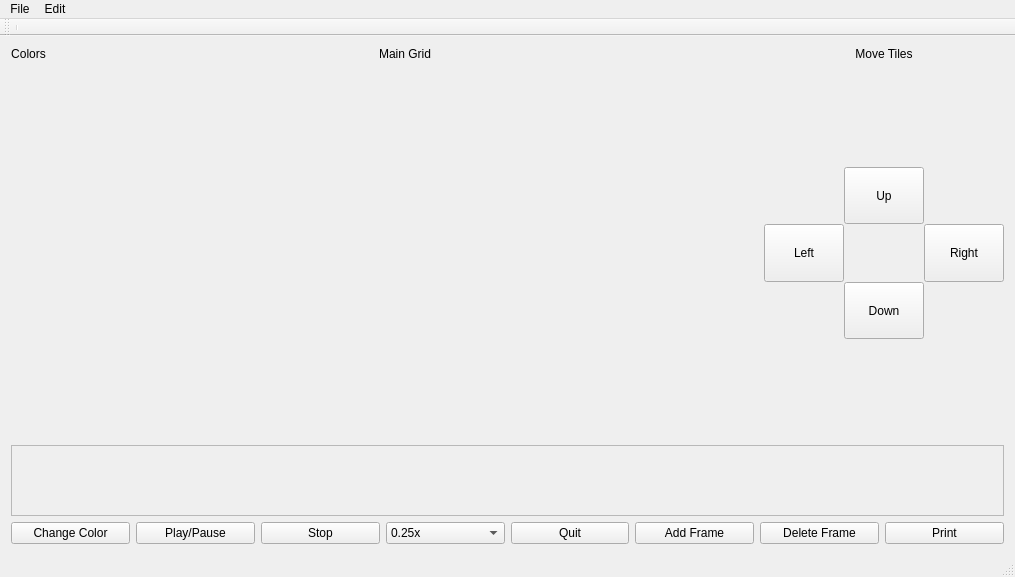
Before: the Qt Designer form Goofy-Lights-Editor/mainwindow.ui in UI-CS383-Team-1/Goofy-Lights-Editor, drawn with Qt 5.
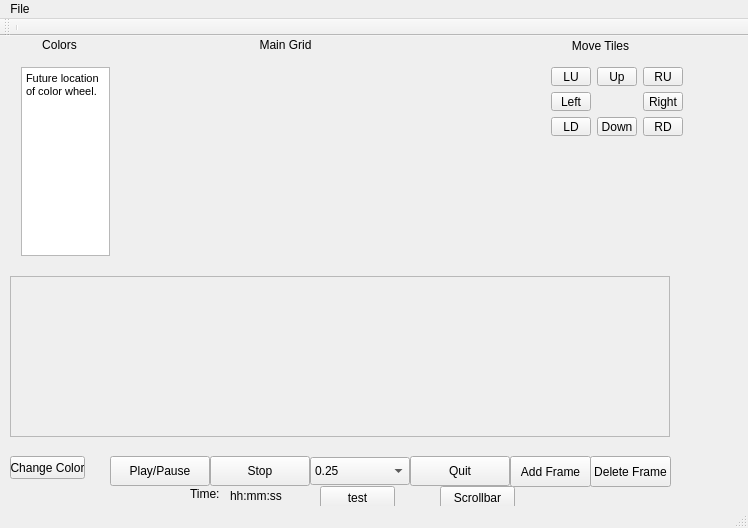
After: the same form once the commit is applied.

Patch:
```diff
--- a/Goofy-Lights-Editor/mainwindow.ui
+++ b/Goofy-Lights-Editor/mainwindow.ui
@@ -6,65 +6,52 @@
    <rect>
     <x>0</x>
     <y>0</y>
-    <width>1015</width>
-    <height>577</height>
+    <width>748</width>
+    <height>528</height>
    </rect>
   </property>
   <property name="windowTitle">
    <string>MainWindow</string>
   </property>
   <widget class="QWidget" name="centralWidget">
-   <property name="layoutDirection">
-    <enum>Qt::LeftToRight</enum>
-   </property>
-   <layout class="QGridLayout" name="gridLayout">
-    <item row="1" column="1">
-     <widget class="QWidget" name="GridWidget" native="true">
-      <property name="sizePolicy">
-       <sizepolicy hsizetype="Expanding" vsizetype="Expanding">
-        <horstretch>0</horstretch>
-        <verstretch>0</verstretch>
-       </sizepolicy>
-      </property>
-     </widget>
-    </item>
-    <item row="3" column="0" colspan="3">
-     <layout class="QHBoxLayout" name="Buttons">
-      <item>
-       <widget class="QPushButton" name="ColorChangeButton">
-        <property name="text">
-         <string>Change Color</string>
-        </property>
-       </widget>
-      </item>
-      <item>
        <widget class="QPushButton" name="PlayButton">
-        <property name="toolTip">
-         <string>&lt;html&gt;&lt;head/&gt;&lt;body&gt;&lt;p&gt;&lt;span style=&quot; font-weight:600;&quot;&gt;Start &lt;/span&gt;or &lt;span style=&quot; font-weight:600;&quot;&gt;Pause&lt;/span&gt; the animation playback&lt;/p&gt;&lt;/body&gt;&lt;/html&gt;</string>
+    <property name="geometry">
+     <rect>
+      <x>110</x>
+      <y>420</y>
+      <width>100</width>
+      <height>30</height>
+     </rect>
         </property>
         <property name="text">
          <string>Play/Pause</string>
         </property>
        </widget>
-      </item>
-      <item>
        <widget class="QPushButton" name="StopButton">
-        <property name="toolTip">
-         <string>&lt;html&gt;&lt;head/&gt;&lt;body&gt;&lt;p&gt;&lt;span style=&quot; font-weight:600;&quot;&gt;Stop&lt;/span&gt; the animation playback&lt;/p&gt;&lt;/body&gt;&lt;/html&gt;</string>
+    <property name="geometry">
+     <rect>
+      <x>210</x>
+      <y>420</y>
+      <width>100</width>
+      <height>30</height>
+     </rect>
         </property>
         <property name="text">
          <string>Stop</string>
         </property>
        </widget>
-      </item>
-      <item>
        <widget class="QComboBox" name="SpeedDropdown">
-        <property name="toolTip">
-         <string>&lt;html&gt;&lt;head/&gt;&lt;body&gt;&lt;p&gt;Change the speed of the animation playback&lt;/p&gt;&lt;/body&gt;&lt;/html&gt;</string>
+    <property name="geometry">
+     <rect>
+      <x>310</x>
+      <y>421</y>
+      <width>100</width>
+      <height>28</height>
+     </rect>
         </property>
         <item>
          <property name="text">
-          <string>0.25x</string>
+      <string>0.25</string>
          </property>
         </item>
         <item>
@@ -98,19 +85,99 @@
          </property>
         </item>
        </widget>
-      </item>
-      <item>
-       <widget class="QPushButton" name="QuitButton">
-        <property name="toolTip">
-         <string>&lt;html&gt;&lt;head/&gt;&lt;body&gt;&lt;p&gt;Quit the Goofy-Lights-Editor (without saving)&lt;/p&gt;&lt;/body&gt;&lt;/html&gt;</string>
+   <widget class="QLabel" name="label_3">
+    <property name="geometry">
+     <rect>
+      <x>240</x>
+      <y>0</y>
+      <width>91</width>
+      <height>17</height>
+     </rect>
+    </property>
+    <property name="text">
+     <string>Main Grid</string>
+    </property>
+    <property name="alignment">
+     <set>Qt::AlignCenter</set>
+    </property>
+   </widget>
+   <widget class="QWidget" name="gridLayoutWidget_7">
+    <property name="geometry">
+     <rect>
+      <x>10</x>
+      <y>20</y>
+      <width>111</width>
+      <height>211</height>
+     </rect>
+    </property>
+    <layout class="QGridLayout" name="gridLayout_7">
+     <item row="0" column="0">
+      <widget class="QTextBrowser" name="textBrowser">
+       <property name="html">
+        <string>&lt;!DOCTYPE HTML PUBLIC &quot;-//W3C//DTD HTML 4.0//EN&quot; &quot;http://www.w3.org/TR/REC-html40/strict.dtd&quot;&gt;
+&lt;html&gt;&lt;head&gt;&lt;meta name=&quot;qrichtext&quot; content=&quot;1&quot; /&gt;&lt;style type=&quot;text/css&quot;&gt;
+p, li { white-space: pre-wrap; }
+&lt;/style&gt;&lt;/head&gt;&lt;body style=&quot; font-family:'.SF NS Text'; font-size:13pt; font-weight:400; font-style:normal;&quot;&gt;
+&lt;p style=&quot; margin-top:0px; margin-bottom:0px; margin-left:0px; margin-right:0px; -qt-block-indent:0; text-indent:0px;&quot;&gt;&lt;span style=&quot; font-family:'MS Shell Dlg 2'; font-size:8.25pt;&quot;&gt;Future location of color wheel.&lt;/span&gt;&lt;/p&gt;&lt;/body&gt;&lt;/html&gt;</string>
+       </property>
+      </widget>
+     </item>
+    </layout>
+   </widget>
+   <widget class="QLabel" name="label_2">
+    <property name="geometry">
+     <rect>
+      <x>30</x>
+      <y>0</y>
+      <width>59</width>
+      <height>17</height>
+     </rect>
+    </property>
+    <property name="text">
+     <string>Colors</string>
+    </property>
+    <property name="alignment">
+     <set>Qt::AlignCenter</set>
+    </property>
+   </widget>
+   <widget class="QLabel" name="label_4">
+    <property name="geometry">
+     <rect>
+      <x>540</x>
+      <y>0</y>
+      <width>121</width>
+      <height>20</height>
+     </rect>
+    </property>
+    <property name="text">
+     <string>Move Tiles</string>
+    </property>
+    <property name="alignment">
+     <set>Qt::AlignCenter</set>
+    </property>
+   </widget>
+   <widget class="QPushButton" name="pushButton_3">
+    <property name="geometry">
+     <rect>
+      <x>410</x>
+      <y>420</y>
+      <width>100</width>
+      <height>30</height>
+     </rect>
         </property>
         <property name="text">
          <string>Quit</string>
         </property>
        </widget>
-      </item>
-      <item>
        <widget class="QPushButton" name="AddFrameButton">
+    <property name="geometry">
+     <rect>
+      <x>510</x>
+      <y>420</y>
+      <width>81</width>
+      <height>31</height>
+     </rect>
+    </property>
         <property name="toolTip">
          <string>&lt;html&gt;&lt;head/&gt;&lt;body&gt;&lt;p&gt;Add a frame to the end of the animation&lt;/p&gt;&lt;/body&gt;&lt;/html&gt;</string>
         </property>
@@ -118,42 +185,69 @@
          <string>Add Frame</string>
         </property>
        </widget>
-      </item>
-      <item>
+   <widget class="QPushButton" name="pushButton_9">
+    <property name="geometry">
+     <rect>
+      <x>320</x>
+      <y>450</y>
+      <width>75</width>
+      <height>23</height>
+     </rect>
+    </property>
+    <property name="text">
+     <string>test</string>
+    </property>
+   </widget>
        <widget class="QPushButton" name="DeleteFrameButton">
-        <property name="toolTip">
-         <string>&lt;html&gt;&lt;head/&gt;&lt;body&gt;&lt;p&gt;Delete the selected frame&lt;/p&gt;&lt;/body&gt;&lt;/html&gt;</string>
+    <property name="geometry">
+     <rect>
+      <x>590</x>
+      <y>420</y>
+      <width>81</width>
+      <height>31</height>
+     </rect>
         </property>
         <property name="text">
          <string>Delete Frame</string>
         </property>
        </widget>
-      </item>
-      <item>
-       <widget class="QPushButton" name="PrintButton">
+   <widget class="QWidget" name="GridWidget" native="true">
+    <property name="geometry">
+     <rect>
+      <x>130</x>
+      <y>20</y>
+      <width>391</width>
+      <height>211</height>
+     </rect>
+    </property>
+    <property name="sizePolicy">
+     <sizepolicy hsizetype="Preferred" vsizetype="Preferred">
+      <horstretch>0</horstretch>
+      <verstretch>0</verstretch>
+     </sizepolicy>
+    </property>
+   </widget>
+   <widget class="QPushButton" name="pushButton_8">
+    <property name="geometry">
+     <rect>
+      <x>10</x>
+      <y>420</y>
+      <width>75</width>
+      <height>23</height>
+     </rect>
+    </property>
         <property name="text">
-         <string>Print</string>
-        </property>
-       </widget>
-      </item>
-     </layout>
-    </item>
-    <item row="1" column="0">
-     <layout class="QVBoxLayout" name="ColorWidget"/>
-    </item>
-    <item row="2" column="0" colspan="3">
+     <string>Change Color</string>
+    </property>
+   </widget>
      <widget class="QScrollArea" name="animationArea">
-      <property name="sizePolicy">
-       <sizepolicy hsizetype="Preferred" vsizetype="Preferred">
-        <horstretch>0</horstretch>
-        <verstretch>0</verstretch>
-       </sizepolicy>
-      </property>
-      <property name="minimumSize">
-       <size>
-        <width>0</width>
-        <height>71</height>
-       </size>
+    <property name="geometry">
+     <rect>
+      <x>10</x>
+      <y>240</y>
+      <width>660</width>
+      <height>161</height>
+     </rect>
       </property>
       <property name="verticalScrollBarPolicy">
        <enum>Qt::ScrollBarAlwaysOff</enum>
@@ -169,139 +263,128 @@
         <rect>
          <x>0</x>
          <y>0</y>
-         <width>995</width>
-         <height>69</height>
-        </rect>
-       </property>
-       <property name="sizePolicy">
-        <sizepolicy hsizetype="Preferred" vsizetype="Preferred">
-         <horstretch>0</horstretch>
-         <verstretch>0</verstretch>
-        </sizepolicy>
-       </property>
+       <width>658</width>
+       <height>159</height>
+      </rect>
+     </property>
        <layout class="QVBoxLayout" name="verticalLayout"/>
       </widget>
      </widget>
-    </item>
-    <item row="0" column="2">
-     <widget class="QLabel" name="MovementLabel">
-      <property name="text">
-       <string>Move Tiles</string>
-      </property>
-      <property name="alignment">
-       <set>Qt::AlignCenter</set>
-      </property>
-     </widget>
-    </item>
-    <item row="0" column="1">
-     <widget class="QLabel" name="GridLabel">
+   <widget class="QPushButton" name="Scrollbar">
+    <property name="geometry">
+     <rect>
+      <x>440</x>
+      <y>450</y>
+      <width>75</width>
+      <height>23</height>
+     </rect>
+    </property>
       <property name="text">
-       <string>Main Grid</string>
-      </property>
-      <property name="alignment">
-       <set>Qt::AlignCenter</set>
-      </property>
-     </widget>
-    </item>
-    <item row="0" column="0">
-     <widget class="QLabel" name="label">
-      <property name="text">
-       <string>Colors</string>
-      </property>
-      <property name="alignment">
-       <set>Qt::AlignCenter</set>
+     <string>Scrollbar</string>
+    </property>
+   </widget>
+   <widget class="QWidget" name="layoutWidget">
+    <property name="geometry">
+     <rect>
+      <x>540</x>
+      <y>20</y>
+      <width>154</width>
+      <height>91</height>
+     </rect>
+    </property>
+    <layout class="QGridLayout" name="gridLayout">
+     <item row="2" column="1">
+      <widget class="QToolButton" name="DownButton">
+       <property name="text">
+        <string>Down</string>
       </property>
      </widget>
     </item>
     <item row="1" column="2">
-     <layout class="QGridLayout" name="gridLayout_8">
-      <property name="sizeConstraint">
-       <enum>QLayout::SetDefaultConstraint</enum>
-      </property>
-      <property name="topMargin">
-       <number>100</number>
-      </property>
-      <property name="bottomMargin">
-       <number>100</number>
-      </property>
-      <property name="spacing">
-       <number>0</number>
-      </property>
-      <item row="5" column="0">
-       <widget class="QPushButton" name="LeftButton">
-        <property name="sizePolicy">
-         <sizepolicy hsizetype="Minimum" vsizetype="Minimum">
-          <horstretch>0</horstretch>
-          <verstretch>0</verstretch>
-         </sizepolicy>
-        </property>
-        <property name="toolTip">
-         <string>&lt;html&gt;&lt;head/&gt;&lt;body&gt;&lt;p&gt;Shift all squares &lt;span style=&quot; font-weight:600;&quot;&gt;Left&lt;/span&gt; one square&lt;/p&gt;&lt;/body&gt;&lt;/html&gt;</string>
-        </property>
-        <property name="text">
-         <string>Left</string>
-        </property>
-       </widget>
-      </item>
-      <item row="5" column="2">
-       <widget class="QPushButton" name="RightButton">
-        <property name="sizePolicy">
-         <sizepolicy hsizetype="Minimum" vsizetype="Minimum">
-          <horstretch>0</horstretch>
-          <verstretch>0</verstretch>
-         </sizepolicy>
-        </property>
-        <property name="toolTip">
-         <string>&lt;html&gt;&lt;head/&gt;&lt;body&gt;&lt;p&gt;Shift all squares &lt;span style=&quot; font-weight:600;&quot;&gt;Right&lt;/span&gt; one square&lt;/p&gt;&lt;/body&gt;&lt;/html&gt;</string>
-        </property>
+      <widget class="QToolButton" name="RightButton">
         <property name="text">
          <string>Right</string>
         </property>
        </widget>
       </item>
-      <item row="4" column="1">
-       <widget class="QPushButton" name="UpButton">
-        <property name="sizePolicy">
-         <sizepolicy hsizetype="Minimum" vsizetype="Minimum">
-          <horstretch>0</horstretch>
-          <verstretch>0</verstretch>
-         </sizepolicy>
-        </property>
-        <property name="toolTip">
-         <string>&lt;html&gt;&lt;head/&gt;&lt;body&gt;&lt;p&gt;Shift all squares &lt;span style=&quot; font-weight:600;&quot;&gt;Up&lt;/span&gt; one square&lt;/p&gt;&lt;/body&gt;&lt;/html&gt;</string>
-        </property>
+     <item row="1" column="0">
+      <widget class="QToolButton" name="LeftButton">
+       <property name="text">
+        <string> Left </string>
+       </property>
+      </widget>
+     </item>
+     <item row="0" column="1">
+      <widget class="QToolButton" name="UpButton">
+       <property name="text">
+        <string>   Up   </string>
+       </property>
+      </widget>
+     </item>
+     <item row="2" column="0">
+      <widget class="QToolButton" name="DownLeft">
         <property name="text">
-         <string>Up</string>
+        <string>  LD  </string>
         </property>
        </widget>
       </item>
-      <item row="6" column="1">
-       <widget class="QPushButton" name="DownButton">
-        <property name="sizePolicy">
-         <sizepolicy hsizetype="Minimum" vsizetype="Minimum">
-          <horstretch>0</horstretch>
-          <verstretch>0</verstretch>
-         </sizepolicy>
-        </property>
-        <property name="toolTip">
-         <string>&lt;html&gt;&lt;head/&gt;&lt;body&gt;&lt;p&gt;Shift all squares &lt;span style=&quot; font-weight:600;&quot;&gt;Down&lt;/span&gt; one square&lt;/p&gt;&lt;/body&gt;&lt;/html&gt;</string>
-        </property>
+     <item row="2" column="2">
+      <widget class="QToolButton" name="DownRight">
+       <property name="text">
+        <string>  RD  </string>
+       </property>
+      </widget>
+     </item>
+     <item row="0" column="0">
+      <widget class="QToolButton" name="UpLeft">
+       <property name="text">
+        <string>  LU  </string>
+       </property>
+      </widget>
+     </item>
+     <item row="0" column="2">
+      <widget class="QToolButton" name="UpRight">
         <property name="text">
-         <string>Down</string>
+        <string>  RU  </string>
         </property>
        </widget>
       </item>
      </layout>
-    </item>
-   </layout>
+   </widget>
+   <widget class="QLabel" name="Time_label">
+    <property name="geometry">
+     <rect>
+      <x>230</x>
+      <y>450</y>
+      <width>81</width>
+      <height>20</height>
+     </rect>
+    </property>
+    <property name="text">
+     <string>hh:mm:ss</string>
+    </property>
+   </widget>
+   <widget class="QLabel" name="label">
+    <property name="geometry">
+     <rect>
+      <x>190</x>
+      <y>450</y>
+      <width>31</width>
+      <height>16</height>
+     </rect>
+    </property>
+    <property name="text">
+     <string>Time:</string>
+    </property>
+   </widget>
   </widget>
   <widget class="QMenuBar" name="menuBar">
    <property name="geometry">
     <rect>
      <x>0</x>
      <y>0</y>
-     <width>1015</width>
-     <height>21</height>
+     <width>748</width>
+     <height>22</height>
     </rect>
    </property>
    <widget class="QMenu" name="menuFile">
@@ -315,14 +398,7 @@
     <addaction name="actionLoad"/>
     <addaction name="actionQuit"/>
    </widget>
-   <widget class="QMenu" name="menuEdit">
-    <property name="title">
-     <string>Edit</string>
-    </property>
-    <addaction name="actionHotkeys"/>
-   </widget>
    <addaction name="menuFile"/>
-   <addaction name="menuEdit"/>
   </widget>
   <widget class="QToolBar" name="mainToolBar">
    <attribute name="toolBarArea">
```
Left out of the diff: 15 changed lines with no effect on the pictures. Lines whose indentation alone changed are shown as unchanged.
